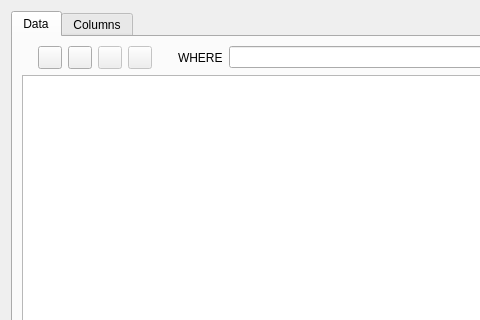
The window that src/tabwidget/tablewidget.ui (FrenchDilettante/dbmaster) describes before a commit, drawn with Qt 5; both pictures show x 0 to 480 and y 0 to 320 of the 561 by 421 pixel window.
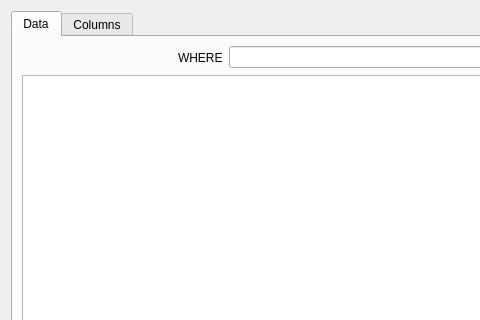
The same window after the commit. Custom widgets are drawn as their Qt base class.

Commit message: Buttons cosmetic

Patch:
```diff
--- a/src/tabwidget/tablewidget.ui
+++ b/src/tabwidget/tablewidget.ui
@@ -50,16 +50,27 @@
           </spacer>
          </item>
          <item>
-          <widget class="QToolButton" name="insertButton"/>
+          <widget class="QToolButton" name="insertButton">
+           <property name="autoRaise">
+            <bool>true</bool>
+           </property>
+          </widget>
          </item>
          <item>
-          <widget class="QToolButton" name="deleteButton"/>
+          <widget class="QToolButton" name="deleteButton">
+           <property name="autoRaise">
+            <bool>true</bool>
+           </property>
+          </widget>
          </item>
          <item>
           <widget class="QToolButton" name="commitButton">
            <property name="enabled">
             <bool>false</bool>
            </property>
+           <property name="autoRaise">
+            <bool>true</bool>
+           </property>
           </widget>
          </item>
          <item>
@@ -67,6 +78,9 @@
            <property name="enabled">
             <bool>false</bool>
            </property>
+           <property name="autoRaise">
+            <bool>true</bool>
+           </property>
           </widget>
          </item>
          <item>
```
The commit also changes 1 other file.
